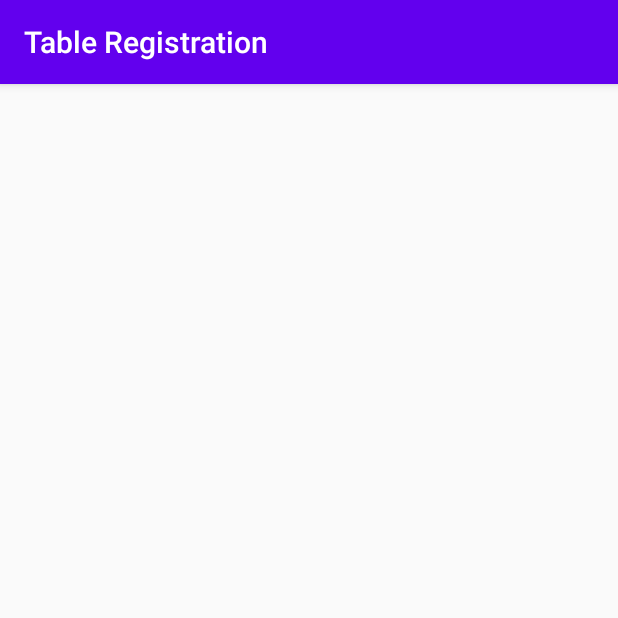
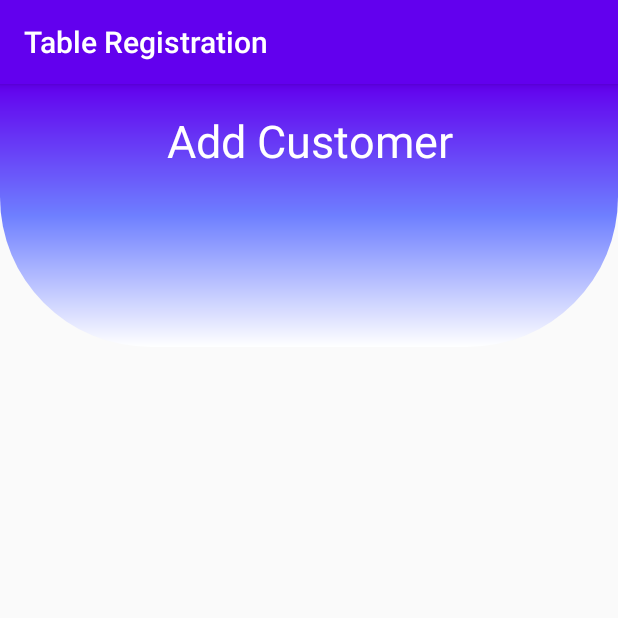
Before and after one commit to mlph-aborja/table-registration-app, an Android app: the screen it shows after launch (AddCustomerActivity), in the options menu, after a tap on "Add Customer", on a phone screen of 412 x 824 dp, the top half of it. Run offline under Robolectric (Android 15) with nearby library versions, the phone set to English and light mode, and no system bars.

Commit message:
Create reusable views

```diff
--- a/app/src/main/java/com/example/tableregistration/AddCustomerActivity.kt
+++ b/app/src/main/java/com/example/tableregistration/AddCustomerActivity.kt
@@ -2,10 +2,19 @@ package com.example.tableregistration
 
 import androidx.appcompat.app.AppCompatActivity
 import android.os.Bundle
+import android.widget.TextView
+import kotlinx.android.synthetic.main.activity_add_customer.*
 
 class AddCustomerActivity : AppCompatActivity() {
+
+    private val activityTitle by lazy {
+        findViewById<TextView>(R.id.activity_title)
+    }
+
     override fun onCreate(savedInstanceState: Bundle?) {
         super.onCreate(savedInstanceState)
         setContentView(R.layout.activity_add_customer)
+
+        activityTitle.text = getString(R.string.add_customer)
     }
 }
--- a/app/src/main/java/com/example/tableregistration/CustomerListActivity.kt
+++ b/app/src/main/java/com/example/tableregistration/CustomerListActivity.kt
@@ -2,10 +2,18 @@ package com.example.tableregistration
 
 import androidx.appcompat.app.AppCompatActivity
 import android.os.Bundle
+import android.widget.TextView
 
 class CustomerListActivity : AppCompatActivity() {
+
+    private val activityTitle by lazy {
+        findViewById<TextView>(R.id.activity_title)
+    }
+
     override fun onCreate(savedInstanceState: Bundle?) {
         super.onCreate(savedInstanceState)
         setContentView(R.layout.activity_customer_list)
+
+        activityTitle.text = getString(R.string.customer_list)
     }
 }
--- a/app/src/main/res/layout/activity_add_customer.xml
+++ b/app/src/main/res/layout/activity_add_customer.xml
@@ -6,4 +6,11 @@
     android:layout_height="match_parent"
     tools:context=".AddCustomerActivity">
 
+    <include
+        android:id="@+id/activity_title"
+        layout="@layout/colored_rounded_text_view"
+        app:layout_constraintEnd_toEndOf="parent"
+        app:layout_constraintStart_toStartOf="parent"
+        app:layout_constraintTop_toTopOf="parent" />
+
 </androidx.constraintlayout.widget.ConstraintLayout>
--- /dev/null
+++ b/app/src/main/res/layout/colored_rounded_text_view.xml
@@ -0,0 +1,10 @@
+<?xml version="1.0" encoding="utf-8"?>
+<TextView xmlns:android="http://schemas.android.com/apk/res/android"
+    android:layout_width="match_parent"
+    android:layout_height="175dp"
+    android:background="@drawable/circle"
+    android:text="@string/title_reservation"
+    android:gravity="center"
+    android:textColor="@color/colorWhite"
+    android:paddingBottom="100dp"
+    android:textSize="30sp" />
--- a/app/src/main/res/values/strings.xml
+++ b/app/src/main/res/values/strings.xml
@@ -7,4 +7,5 @@
     <string name="table_2">Table 2</string>
     <string name="table_3">Table 3</string>
     <string name="table_4">Table 4</string>
+    <string name="customer_list">Customer List</string>
 </resources>
```
Also changed, not shown: app/src/main/res/layout/activity_customer_list.xml (+8 -0 lines), app/src/main/res/layout/activity_main.xml (+4 -11 lines).
